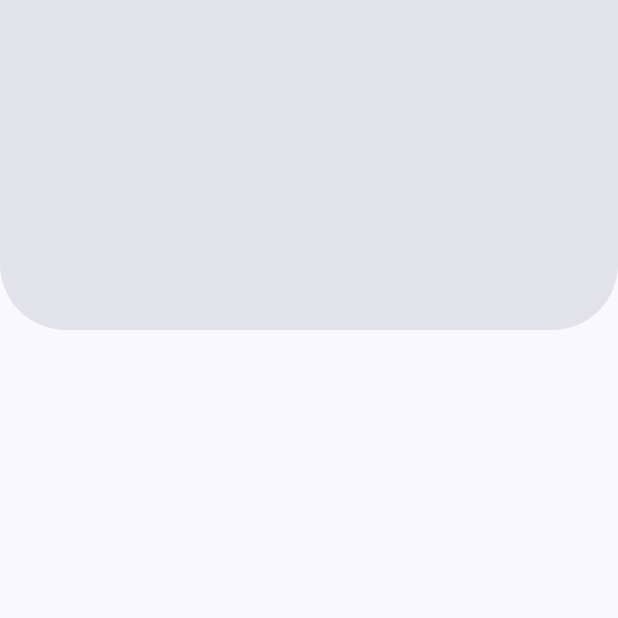
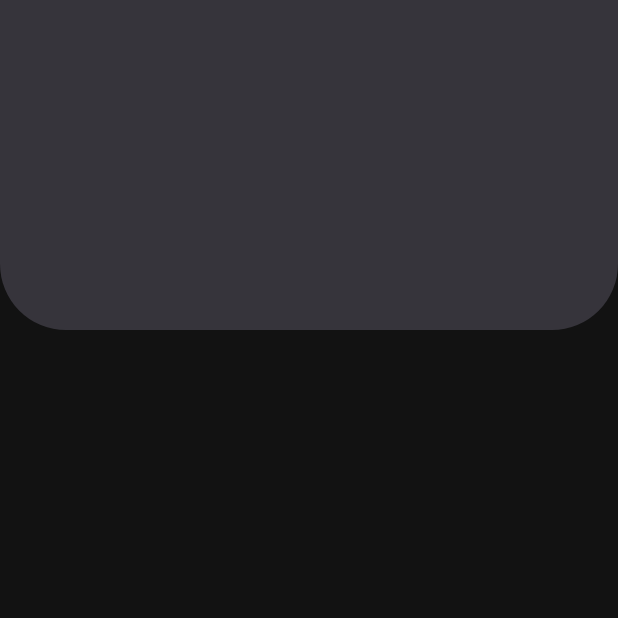
Before and after one commit to llslucas/Mangos-App, an Android app built with Jetpack Compose: the screen it shows after launch (MainActivity), on a phone screen of 412 x 824 dp, the top half of it. Run offline under Robolectric (Android 15) with nearby library versions, the phone set to English and light mode, and no system bars.

Commit message:
Updated Theme

```diff
--- a/app/src/main/java/com/unifae/lucas/mangosapp/ui/theme/Color.kt
+++ b/app/src/main/java/com/unifae/lucas/mangosapp/ui/theme/Color.kt
@@ -9,9 +9,9 @@ val Secondary = Color(0xFFFF3814)
 // Base
 val DarkBackground = Color(0xFF121212)
 val DarkSurface = Color(0xFF1E1E1E)
-val DarkSurfaceElement = Color(0xFFB3B3B3)
+val DarkSurfaceElement = Color(0xFFFFFFFF)
 val DarkTextPrimary = Color(0xFFFFFFFF)
-val DarkTextSecondary = Color(0xFFB3B3B3)
+val DarkTextSecondary = Color(0xFFFFFFFF)
 
 // Base - Tema Claro
 val LightBackground = Color(0xFFFFFFFF)
--- a/app/src/main/java/com/unifae/lucas/mangosapp/ui/theme/Theme.kt
+++ b/app/src/main/java/com/unifae/lucas/mangosapp/ui/theme/Theme.kt
@@ -40,18 +40,18 @@ fun MangosAppTheme(
   dynamicColor: Boolean = true,
   content: @Composable () -> Unit
 ) {
-  val colorScheme = when {
-    dynamicColor && Build.VERSION.SDK_INT >= Build.VERSION_CODES.S -> {
-      val context = LocalContext.current
-      if (darkTheme) dynamicDarkColorScheme(context) else dynamicLightColorScheme(context)
-    }
-
-    darkTheme -> DarkColorScheme
-    else -> LightColorScheme
-  }
+//  val colorScheme = when {
+//    dynamicColor && Build.VERSION.SDK_INT >= Build.VERSION_CODES.S -> {
+//      val context = LocalContext.current
+//      if (darkTheme) dynamicDarkColorScheme(context) else dynamicLightColorScheme(context)
+//    }
+//
+//    darkTheme -> DarkColorScheme
+//    else -> LightColorScheme
+//  }
 
   MaterialTheme(
-    colorScheme = colorScheme,
+    colorScheme = DarkColorScheme,
     typography = Typography,
     content = {
       CompositionLocalProvider(
--- a/app/src/main/java/com/unifae/lucas/mangosapp/ui/theme/Type.kt
+++ b/app/src/main/java/com/unifae/lucas/mangosapp/ui/theme/Type.kt
@@ -23,22 +23,22 @@ val RobotoCondensed = FontFamily(
 val Typography = Typography(
   // Headings (Roboto Condensed)
   headlineLarge = TextStyle(
-    fontFamily = RobotoCondensed,
+    fontFamily = Roboto,
     fontWeight = FontWeight.Bold,
     fontSize = 24.sp,
     lineHeight = 32.sp
   ),
   headlineMedium = TextStyle(
-    fontFamily = RobotoCondensed,
-    fontWeight = FontWeight.SemiBold,
-    fontSize = 16.sp,
+    fontFamily = Roboto,
+    fontWeight = FontWeight.Bold,
+    fontSize = 18.sp,
     lineHeight = 24.sp
   ),
   headlineSmall = TextStyle(
-    fontFamily = RobotoCondensed,
+    fontFamily = Roboto,
     fontWeight = FontWeight.SemiBold,
     fontSize = 14.sp,
-    lineHeight = 16.sp
+    lineHeight = 18.sp
   ),
 
   // Subheading
```
